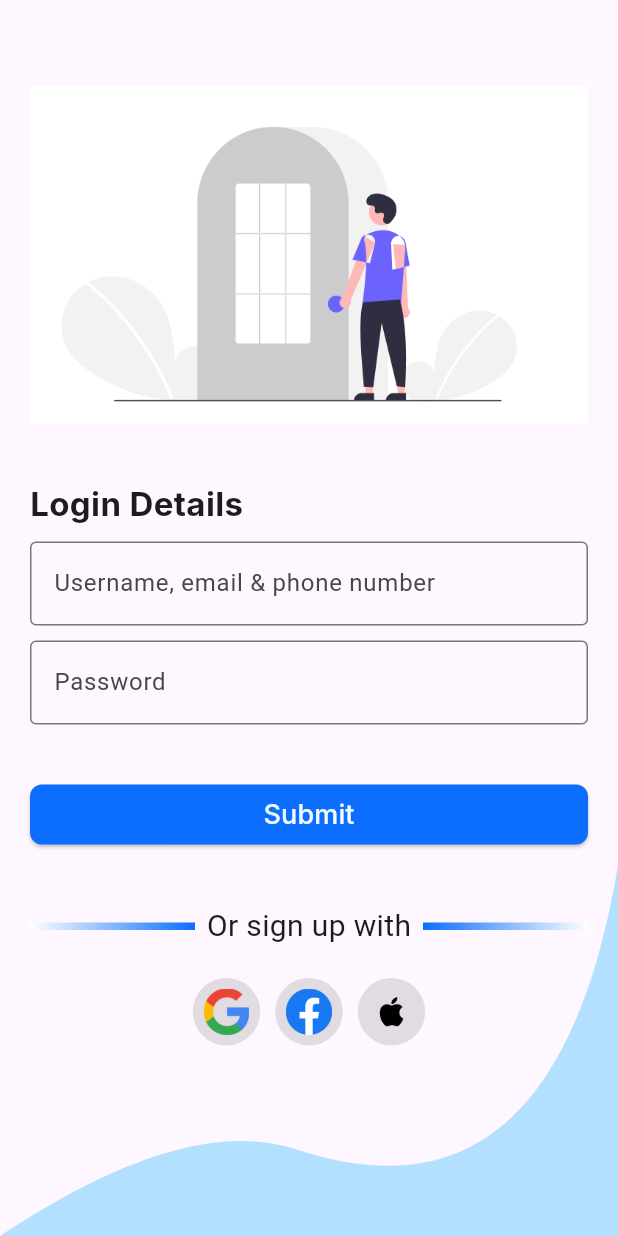
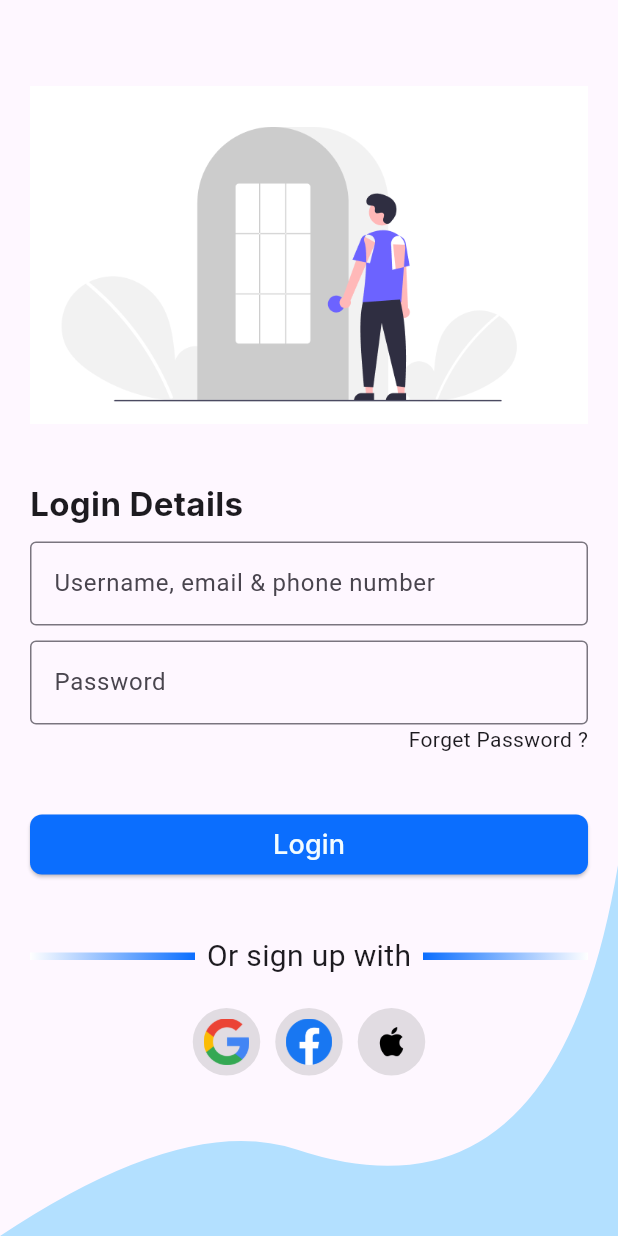
Before and after one commit to mobasaradev/shoe_shop, a Flutter app: the screen it shows after launch, on a phone screen of 412 x 824 dp. Run offline on Flutter 3.47's test engine with Material 2 defaults, Android fonts, the phone set to English and light mode, and no system bars; our stand-ins replace google_fonts.

Commit message:
updated login screen

```diff
--- a/lib/modules/login/login.dart
+++ b/lib/modules/login/login.dart
@@ -1,10 +1,13 @@
 import 'package:flutter/material.dart';
+import 'package:shoe_shop/modules/home_screen.dart';
+import 'package:shoe_shop/modules/widgets/custom_scaffold_msg.dart';
 import 'package:shoe_shop/modules/widgets/custom_screen_padding.dart';
 import 'package:shoe_shop/theme/app_colors.dart';
 import 'package:shoe_shop/theme/app_text_theme.dart';
 import 'package:shoe_shop/utils/asset_paths.dart';
 
 import '../widgets/curved_paint.dart';
+import '../widgets/custom_icon_design.dart';
 
 class LoginScreen extends StatefulWidget {
   const LoginScreen({super.key});
@@ -17,6 +20,38 @@ class _LoginScreenState extends State<LoginScreen> {
   final _formKey = GlobalKey<FormState>();
   final _emailController = TextEditingController();
   final _passwordController = TextEditingController();
+  bool isLoading = false;
+
+  void _login() {
+    if (_formKey.currentState!.validate()) {
+      setState(() {
+        isLoading = true;
+      });
+      scaffoldMsg(
+        context,
+        'Processing Data',
+        Colors.green,
+      );
+      // Simulate login process
+      Future.delayed(const Duration(seconds: 1), () {
+        setState(() {
+          isLoading = false;
+        });
+
+        // Navigate to next screen if login is successful
+        Navigator.push(
+          context,
+          MaterialPageRoute(builder: (context) => const HomeScreen()),
+        );
+      });
+    } else {
+      scaffoldMsg(
+        context,
+        'Please enter valid input',
+        Colors.red,
+      );
+    }
+  }
 
   @override
   Widget build(BuildContext context) {
@@ -76,7 +111,7 @@ class _LoginScreenState extends State<LoginScreen> {
                           validator: (value) {
                             if (value == null ||
                                 value.isEmpty ||
-                                value.length <= 6) {
+                                value.length <= 5) {
                               return 'Please enter valid Password';
                             }
                             return null;
@@ -87,39 +122,41 @@ class _LoginScreenState extends State<LoginScreen> {
                             border: OutlineInputBorder(),
                           ),
                         ),
+                        Align(
+                          alignment: Alignment.centerRight,
+                          child: InkWell(
+                            onTap: () {
+                              scaffoldMsg(
+                                context,
+                                'You have clicked on Forget password button',
+                                AppColors.primaryButton,
+                              );
+                            },
+                            child: const Text('Forget Password ?'),
+                          ),
+                        ),
                         const SizedBox(height: 20),
                         Padding(
                           padding: const EdgeInsets.symmetric(vertical: 16),
                           child: ElevatedButton(
-                            onPressed: () {
-                              if (_formKey.currentState!.validate()) {
-                                ScaffoldMessenger.of(context).showSnackBar(
-                                  const SnackBar(
-                                    content: Text('Processing Data'),
-                                  ),
-                                );
-                              } else {
-                                ScaffoldMessenger.of(context).showSnackBar(
-                                  const SnackBar(
-                                    content: Center(
-                                      child: Text('Please enter valid input'),
-                                    ),
-                                  ),
-                                );
-                              }
-                            },
+                            onPressed: isLoading ? null : _login,
                             style: ElevatedButton.styleFrom(
-                              backgroundColor: AppColors.primaryButton,
+                              backgroundColor: isLoading
+                                  ? AppColors.primaryButton
+                                  : AppColors.primaryButton,
                               foregroundColor: AppColors.whiteText,
                               padding: const EdgeInsets.symmetric(vertical: 7),
                               shape: RoundedRectangleBorder(
                                 borderRadius: BorderRadius.circular(8),
                               ),
                             ),
-                            child: Text(
-                              'Submit',
-                              style: AppTextTheme.common.bodyLarge,
-                            ),
+                            child: isLoading
+                                ? const Center(
+                                    child: CircularProgressIndicator())
+                                : Text(
+                                    'Login',
+                                    style: AppTextTheme.common.bodyLarge,
+                                  ),
                           ),
                         ),
                       ],
@@ -167,17 +204,17 @@ class _LoginScreenState extends State<LoginScreen> {
                   Row(
                     mainAxisAlignment: MainAxisAlignment.center,
                     children: [
-                      _buildImageButton(
+                      buildImageButton(
                         AppColors.grey,
                         AssetPaths.googleIcon,
                       ),
                       const SizedBox(width: 10),
-                      _buildImageButton(
+                      buildImageButton(
                         AppColors.grey,
                         AssetPaths.facebookIcon,
                       ),
                       const SizedBox(width: 10),
-                      _buildImageButton(
+                      buildImageButton(
                         AppColors.grey,
                         AssetPaths.appleIcon,
                       ),
@@ -191,22 +228,4 @@ class _LoginScreenState extends State<LoginScreen> {
       ),
     );
   }
-
-  _buildImageButton(Color backgroundColor, String imageUrl) {
-    return InkWell(
-      onTap: () {},
-      child: Container(
-        width: 45,
-        height: 45,
-        padding: const EdgeInsets.all(7),
-        decoration: BoxDecoration(
-          color: backgroundColor.withOpacity(0.3),
-          borderRadius: BorderRadius.circular(40),
-        ),
-        child: Center(
-          child: Image.asset(imageUrl),
-        ),
-      ),
-    );
-  }
 }
--- /dev/null
+++ b/lib/modules/widgets/custom_icon_design.dart
@@ -0,0 +1,19 @@
+import 'package:flutter/material.dart';
+
+buildImageButton(Color backgroundColor, String imageUrl) {
+    return InkWell(
+      onTap: () {},
+      child: Container(
+        width: 45,
+        height: 45,
+        padding: const EdgeInsets.all(7),
+        decoration: BoxDecoration(
+          color: backgroundColor.withOpacity(0.3),
+          borderRadius: BorderRadius.circular(40),
+        ),
+        child: Center(
+          child: Image.asset(imageUrl),
+        ),
+      ),
+    );
+  }
```
Also changed, not shown: lib/modules/home_screen.dart (added, +12 -0 lines), lib/modules/widgets/custom_scaffold_msg.dart (added, +10 -0 lines).
